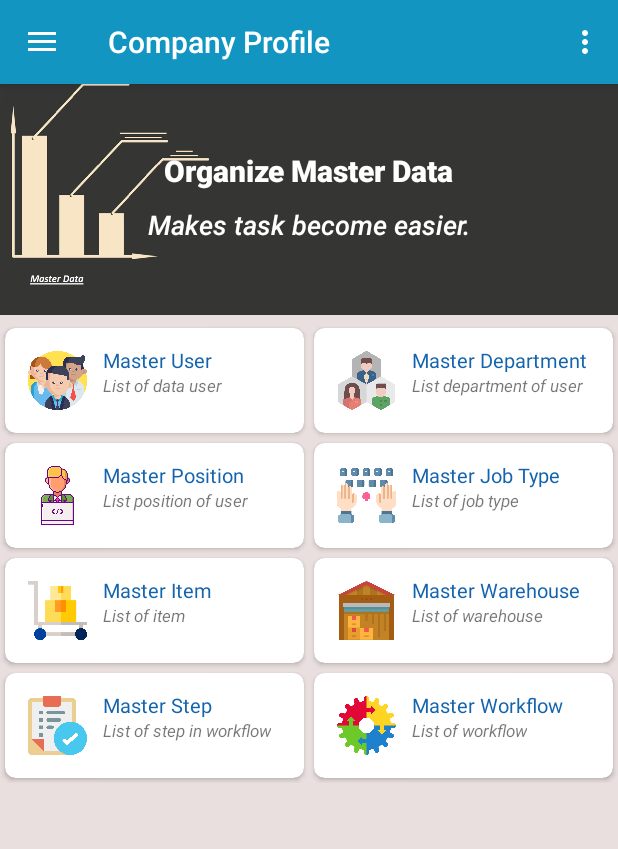
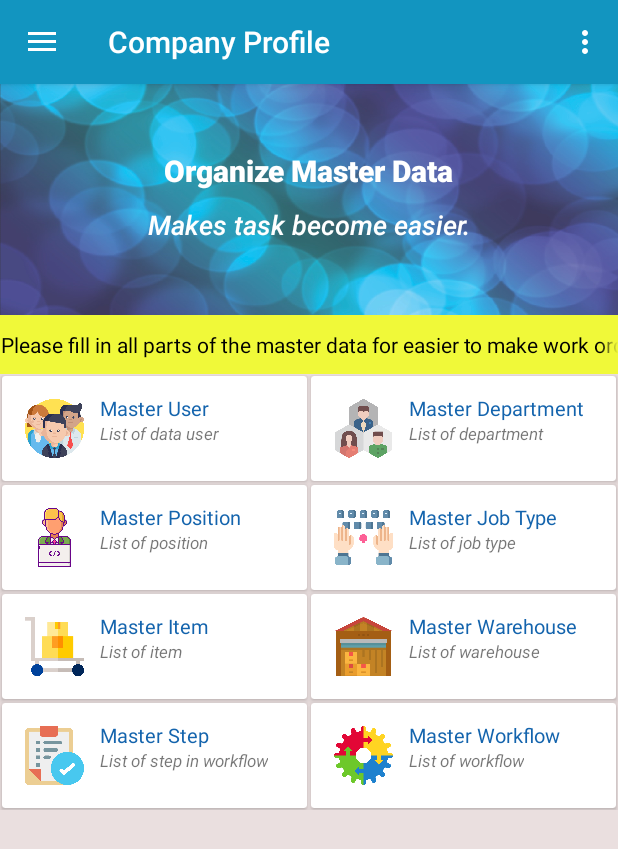
Before and after one commit to ratwareid/WorkflowGuidance, an Android app: the fragment MasterDataFragment placed in its activity, in the options menu, after a tap on "Settings", on a phone screen of 412 x 824 dp. Shown: the top 849 px of the screen. Run offline under Robolectric (Android 15) with nearby library versions, the phone set to English and light mode, and no system bars; our stand-ins replace CircleImageView; pictures from the network do not load; 1 statement that could not run was skipped.

Commit message:
- Bug Fixing Onbackpress - Change background massterdata - Add marquee text in masterdata

```diff
--- a/app/src/main/java/com/example/workflowguidance/MasterDataFragment.java
+++ b/app/src/main/java/com/example/workflowguidance/MasterDataFragment.java
@@ -1,14 +1,17 @@
 package com.example.workflowguidance;
 
+import android.content.Context;
 import android.content.res.TypedArray;
 import android.os.Bundle;
 import android.support.v4.app.Fragment;
 import android.support.v7.widget.GridLayoutManager;
 import android.support.v7.widget.RecyclerView;
 import android.support.v7.widget.helper.ItemTouchHelper;
+import android.text.TextUtils;
 import android.view.LayoutInflater;
 import android.view.View;
 import android.view.ViewGroup;
+import android.widget.TextView;
 
 import com.example.workflowguidance.adapter.MasterDataAdapter;
 import com.example.workflowguidance.model.MasterData;
@@ -22,6 +25,8 @@ public class MasterDataFragment extends Fragment {
     private ArrayList<MasterData> mMasterData;
     private MasterDataAdapter mAdapter;
     private ItemTouchHelper itemTouchHelper;
+    private TextView marqueetext;
+    public MainActivity mainActivity;
 
     public MasterDataFragment() {
         // Required empty public constructor
@@ -39,10 +44,16 @@ public class MasterDataFragment extends Fragment {
         return view;
     }
 
+    @Override
+    public void onAttach(Context context) {
+        super.onAttach(context);
+        mainActivity = (MainActivity) context;
+    }
+
     public void init(View view){
 
         mMasterData =  new ArrayList<>();
-        mAdapter = new MasterDataAdapter(this.getContext(), mMasterData);
+        mAdapter = new MasterDataAdapter(this.getContext(), mMasterData,mainActivity);
 
         int gridColumnCount = getResources().getInteger(R.integer.grid_column_count);
         mRecyclerView = view.findViewById(R.id.recycler_master);
@@ -58,6 +69,10 @@ public class MasterDataFragment extends Fragment {
 
         //Recycler item toucher helper
         initializeData();
+
+        //Marquee
+        marqueetext = view.findViewById(R.id.footer_running);
+        marqueetext.setSelected(true);
     }
 
     private void initializeData() {
--- a/app/src/main/java/com/example/workflowguidance/adapter/MasterDataAdapter.java
+++ b/app/src/main/java/com/example/workflowguidance/adapter/MasterDataAdapter.java
@@ -11,6 +11,7 @@ import android.widget.ImageView;
 import android.widget.TextView;
 
 import com.bumptech.glide.Glide;
+import com.example.workflowguidance.MainActivity;
 import com.example.workflowguidance.R;
 import com.example.workflowguidance.master.MasterUser;
 import com.example.workflowguidance.model.MasterData;
@@ -21,10 +22,12 @@ import java.util.List;
 public class MasterDataAdapter extends RecyclerView.Adapter<MasterDataAdapter.ViewHolder> {
     private ArrayList<MasterData> mMasterData;
     private Context mContext;
+    private MainActivity activity;
 
-    public MasterDataAdapter(Context context, ArrayList<MasterData> masterData) {
+    public MasterDataAdapter(Context context, ArrayList<MasterData> masterData, MainActivity mainActivity) {
         this.mMasterData = masterData;
         this.mContext = context;
+        this.activity = mainActivity;
     }
 
     @Override
@@ -74,11 +77,11 @@ public class MasterDataAdapter extends RecyclerView.Adapter<MasterDataAdapter.Vi
         @Override
         public void onClick(View view) {
             MasterData currentMaster = mMasterData.get(getAdapterPosition());
-            Intent detailIntent = new Intent(mContext, MasterUser.class);
-            detailIntent.putExtra("title", currentMaster.getName());
-            detailIntent.putExtra("image_resource", currentMaster.getImgResouce());
+            if (currentMaster.getName().equalsIgnoreCase("Master User")) {
+                Intent i = new Intent(mContext,MasterUser.class);
+                activity.startActivityForResult(i,1);
+            }
 
-            mContext.startActivities(new Intent[]{detailIntent});
         }
     }
 }
--- a/app/src/main/java/com/example/workflowguidance/api/ApiUrl.java
+++ b/app/src/main/java/com/example/workflowguidance/api/ApiUrl.java
@@ -4,6 +4,7 @@ public interface ApiUrl {
 
     /*public static final String URL_HEAD = "https://ratwareid.000webhostapp.com/api/";*/
     public static final String URL_HEAD = "http://192.168.137.1/wg/api/";
+    /*public static final String URL_HEAD = "http://172.16.0.175/wg/api/";*/
 
     public static final String API_KEY = "oiJmWJPX6MdnEV2tXwHcMIbak1KZoCwV7dNIxLFl";
 }
--- a/app/src/main/java/com/example/workflowguidance/master/MasterUser.java
+++ b/app/src/main/java/com/example/workflowguidance/master/MasterUser.java
@@ -43,10 +43,6 @@ public class MasterUser extends AppCompatActivity {
 
     @Override
     public void onBackPressed() {
-
-        Intent intent = new Intent (this, MainActivity.class);
-        intent.addFlags(Intent.FLAG_ACTIVITY_CLEAR_TOP | Intent.FLAG_ACTIVITY_NEW_TASK);
-        startActivity(intent);
         finish();
     }
 }
--- a/app/src/main/res/layout/fragment_masterdata.xml
+++ b/app/src/main/res/layout/fragment_masterdata.xml
@@ -6,7 +6,6 @@
     android:background="@color/abuabu">
 
     <RelativeLayout
-
         android:layout_width="match_parent"
         android:layout_height="wrap_content">
 
@@ -42,13 +41,27 @@
             android:textStyle="italic"
             android:fontFamily="sans-serif-medium"/>
 
+        <TextView
+            android:id="@+id/footer_running"
+            android:layout_width="match_parent"
+            android:layout_height="wrap_content"
+            android:layout_below="@id/image_header"
+            android:text="@string/msg_running"
+            android:paddingVertical="10dp"
+            android:background="@color/coloryellow"
+            android:textColor="@color/black"
+            android:ellipsize="marquee"
+            android:marqueeRepeatLimit="marquee_forever"
+            android:singleLine="true"
+            android:fadingEdge="horizontal"
+            android:gravity="center"
+            />
+
         <android.support.v7.widget.RecyclerView
-            android:layout_marginTop="5dp"
             android:id="@+id/recycler_master"
             android:layout_width="match_parent"
             android:layout_height="wrap_content"
-            android:layout_below="@id/image_header"/>
-
+            android:layout_below="@id/footer_running"/>
     </RelativeLayout>
 
 </ScrollView>
--- a/app/src/main/res/layout/recycler_masterdata.xml
+++ b/app/src/main/res/layout/recycler_masterdata.xml
@@ -2,8 +2,7 @@
     android:layout_width="match_parent"
     android:layout_height="wrap_content"
     xmlns:app="http://schemas.android.com/apk/res-auto"
-    android:layout_margin="3dp"
-    app:cardCornerRadius="7dp">
+    android:layout_margin="1dp">
 
     <LinearLayout
         android:layout_width="match_parent"
@@ -21,8 +20,9 @@
 
         <LinearLayout
             android:layout_width="match_parent"
-            android:layout_height="wrap_content"
-            android:orientation="vertical">
+            android:layout_height="match_parent"
+            android:orientation="vertical"
+            android:textAlignment="center">
 
             <TextView
                 android:layout_width="wrap_content"
--- a/app/src/main/res/values/strings.xml
+++ b/app/src/main/res/values/strings.xml
@@ -33,6 +33,7 @@
     <string name="hello_blank_fragment">Hello blank fragment</string>
     <string name="tagline_header">Organize Master Data</string>
     <string name="tagline_detail">Makes task become easier.</string>
+    <string name="msg_running">Please fill in all parts of the master data for easier to make work orders</string>
 
 
     <string-array name="master_name">
@@ -48,8 +49,8 @@
 
     <string-array name="master_detail">
         <item>List of data user</item>
-        <item>List department of user</item>
-        <item>List position of user</item>
+        <item>List of department</item>
+        <item>List of position</item>
         <item>List of job type</item>
         <item>List of item</item>
         <item>List of warehouse</item>
```
Also changed, not shown: app/src/main/res/drawable/bg_masterdata.png.
